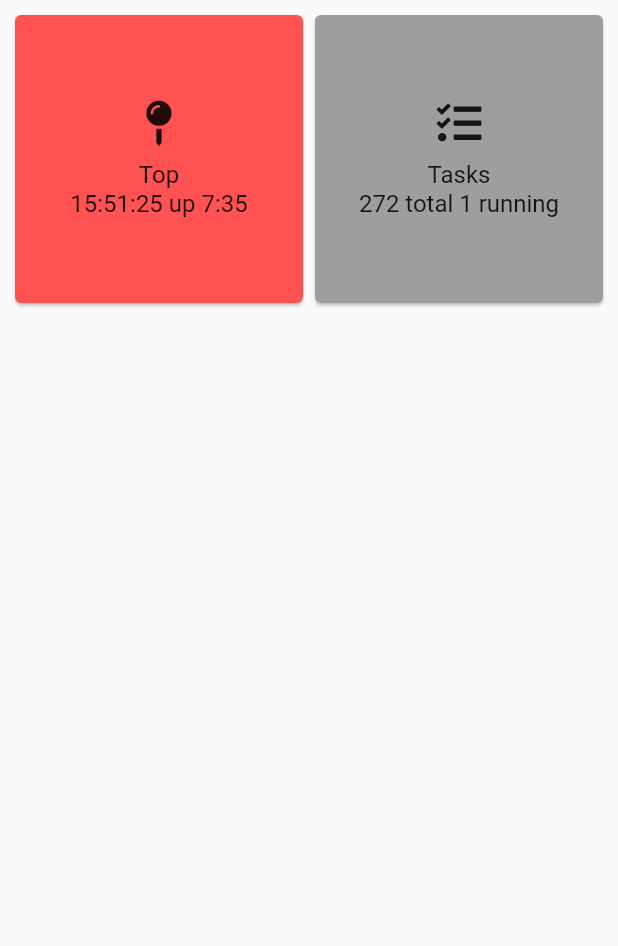
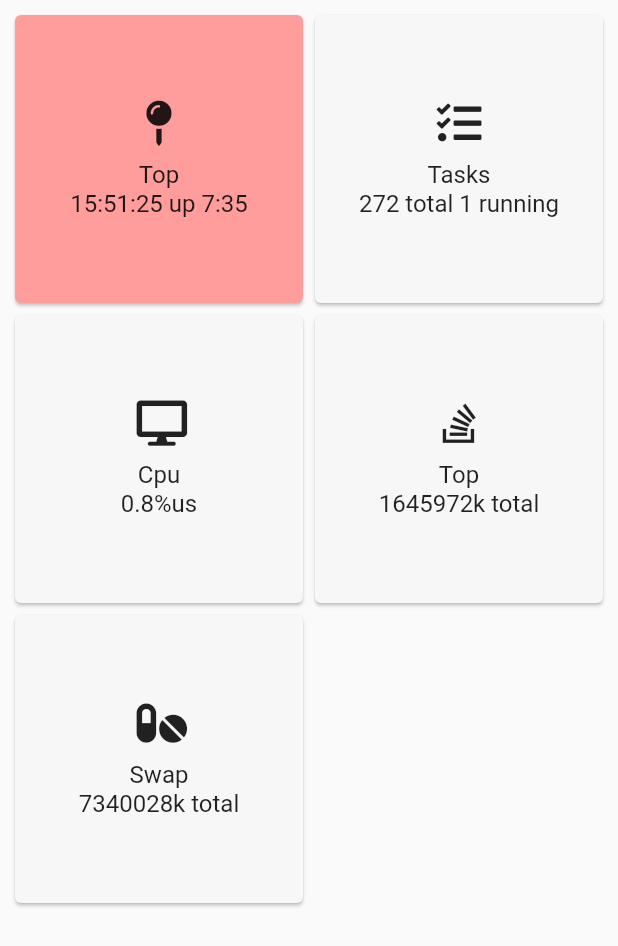
Before and after one commit to michellhornung/monitor, a Flutter app: the SO screen opened directly, on a phone screen of 412 x 824 dp. Shown: the top 946 px of the screen. Run offline on Flutter 3.47's test engine with Material 2 defaults, Android fonts, the phone set to English and light mode, and no system bars; our stand-ins replace font_awesome_flutter.

Commit message:
SO screen done. Some changes in theme also.

```diff
--- a/lib/data/SOData.dart
+++ b/lib/data/SOData.dart
@@ -13,4 +13,19 @@ final List<SO> so = [
       colour: uncolored,
       title: 'Tasks',
       value: '272 total 1 running'),
+  SO(
+      icon: FontAwesomeIcons.desktop,
+      colour: uncolored,
+      title: 'Cpu',
+      value: '0.8%us'),
+  SO(
+      icon: FontAwesomeIcons.stackOverflow,
+      colour: uncolored,
+      title: 'Top',
+      value: '1645972k total'),
+  SO(
+      icon: FontAwesomeIcons.pills,
+      colour: uncolored,
+      title: 'Swap',
+      value: '7340028k total'),
 ];
--- a/lib/main.dart
+++ b/lib/main.dart
@@ -16,9 +16,9 @@ class MyApp extends StatelessWidget {
   Widget build(BuildContext context) {
     return MaterialApp(
       title: 'LH ALIVE MONITOR',
-      theme: ThemeData(
-        primarySwatch: Colors.blueGrey,
-        hintColor: Colors.orange,
+      theme: ThemeData.light().copyWith(
+        primaryColor: Color(0xFFF58033),
+        //scaffoldBackgroundColor: Color(0xFFF7F7F7),
       ),
       routes: {
         '/': (context) => Login(title: 'LH ALIVE MONITOR'),
```
Also changed, not shown: lib/constants/Colors.dart (+4 -4 lines).
